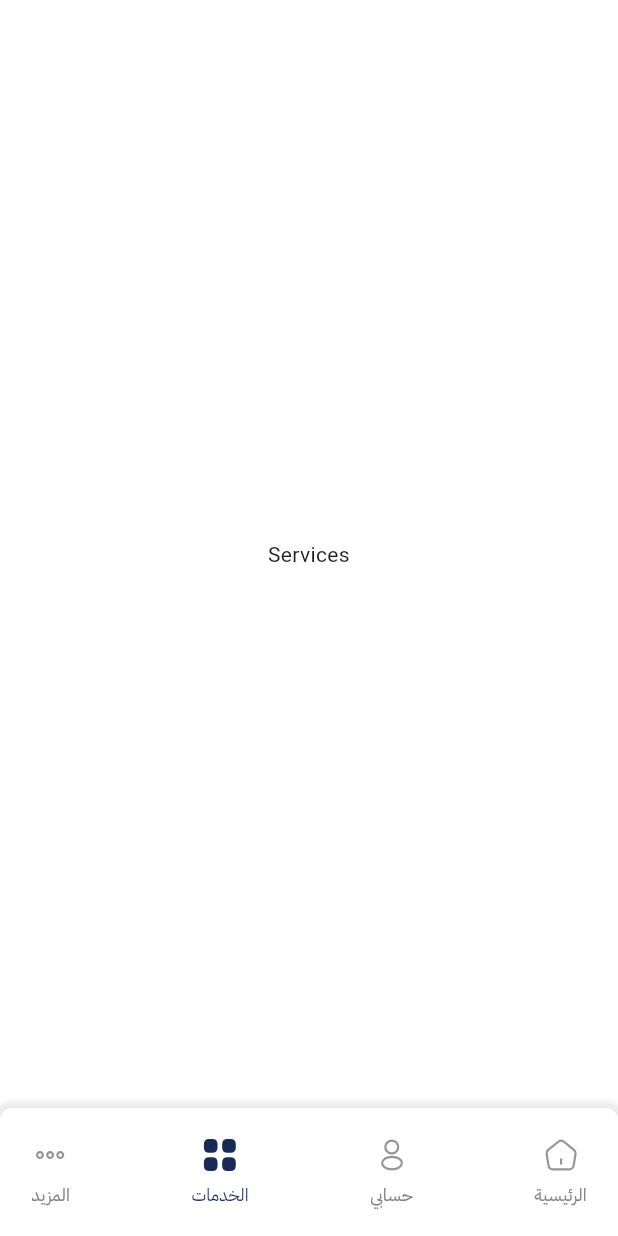
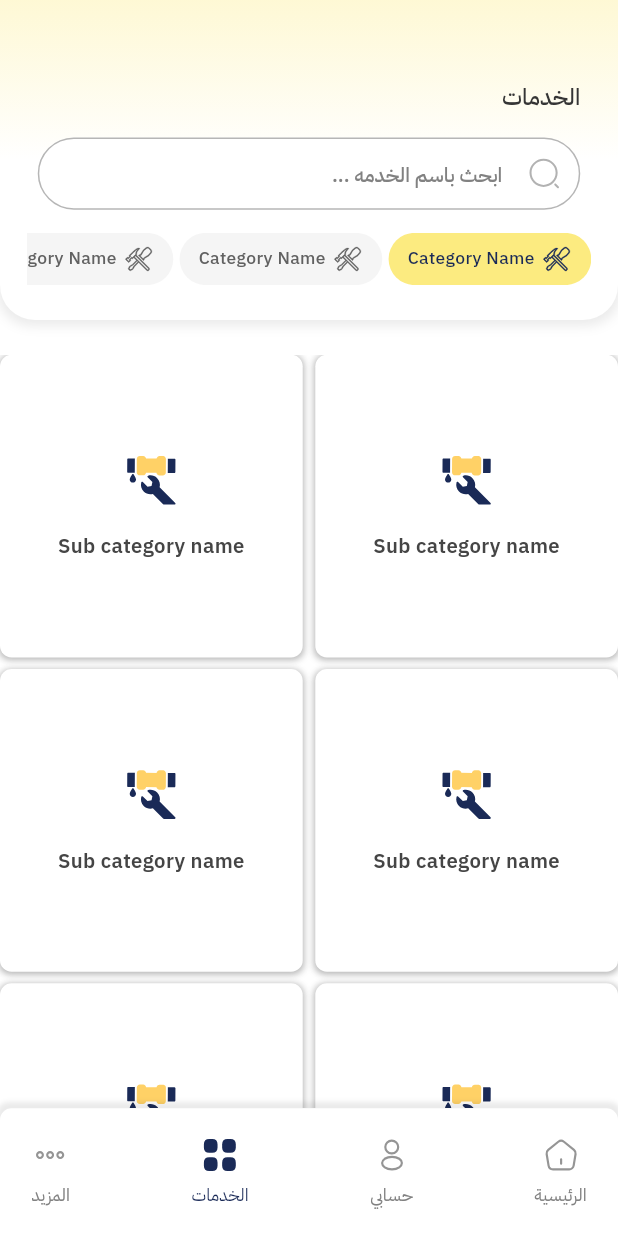
Before and after one commit to Dexterous-Tech/freelancer, a Flutter app: the MainHomeScreen screen opened by its route, item 2 of the bottom bar chosen, on a phone screen of 412 x 824 dp. Run offline on Flutter 3.47's test engine with Material 3 defaults, Android fonts, the light colour scheme and no system bars; our stand-ins replace connectivity_plus, country_code_picker, dartz, dio, easy_localization, firebase_core and 14 more; accounts and stored records are empty; generated files the repository leaves out were written again.

Commit message:
feat: Implement services screen UI
- Implemented the `ServicesScreen` and integrated it into the main home screen's bottom navigation.
- Created `ServicesHeader` with a gradient background, shadow, a title, a search bar, and a horizontal list of categories.
- Added `ServiceHeaderSearch`, a styled text input for searching services.
- Implemented `ServicesCategoriesList` and `ServicesCategoryItem` to display a tappable list of service categories, highlighting the active one.
- Introduced `ServicesSubCategoryGrid` and `ServicesSubCategoryItem` to display sub-categories in a two-column grid layout.
- Added new SVG icons for search, category, and sub-category items.
- Updated localization files (`ar`, `en`, `ur`) with new text for the search functionality.
- Added new text styles (`font12DarkBlueMedium`, `font14OuterSpaceSemiBold`) and a new color (`graniteGray`) to the app theme.

```diff
--- a/assets/translations/ar.json
+++ b/assets/translations/ar.json
@@ -96,5 +96,8 @@
     "recivedTimeout": "انتهت مهلة الاستلام من الخادم",
     "sendTimeout": "انتهت مهلة الإرسال إلى الخادم",
     "unknownError": "حدث خطأ ما"
+  },
+  "services": {
+    "searchService": "ابحث باسم الخدمه ..."
   }
 }
--- a/assets/translations/en.json
+++ b/assets/translations/en.json
@@ -96,5 +96,8 @@
     "recivedTimeout": "Receive timeout in connection with the server",
     "sendTimeout": "Send timeout in connection with the server",
     "unknownError": "Something went wrong"
+  },
+  "services": {
+    "searchService": "Search by service name ..."
   }
 }
--- a/assets/translations/ur.json
+++ b/assets/translations/ur.json
@@ -96,5 +96,8 @@
     "recivedTimeout": "سرور سے ڈیٹا وصول کرنے کی مہلت ختم ہو گئی",
     "sendTimeout": "سرور کو ڈیٹا بھیجنے کی مہلت ختم ہو گئی",
     "unknownError": "کچھ غلط ہو گیا"
+  },
+  "services": {
+    "searchService": "سروس کے نام سے تلاش کریں ..."
   }
 }
--- a/lib/core/helper/app_images.dart
+++ b/lib/core/helper/app_images.dart
@@ -81,6 +81,12 @@ class AppImages {
       '${AppConstants.svgIconsImagesPath}share_app.svg';
   static const String dropDownArrowIcon =
       '${AppConstants.svgIconsImagesPath}drop_down_arrow.svg';
+  static const String searchIcon =
+      '${AppConstants.svgIconsImagesPath}search.svg';
+  static const String categoryItemIcon =
+      '${AppConstants.svgIconsImagesPath}category_icon.svg';
+  static const String subCategoryItemIcon =
+      '${AppConstants.svgIconsImagesPath}sub_category_icon.svg';
 
   // images
   static const String successImage = '${AppConstants.imagesPath}success.png';
--- a/lib/core/routes/app_routing.dart
+++ b/lib/core/routes/app_routing.dart
@@ -26,9 +26,7 @@ class AppRouting {
           builder: (BuildContext context) => const SplashScreen(),
         );
       case AppRoutes.languageScreen:
-        return MaterialPageRoute(
-          builder: (BuildContext context) => const OnBoardingScreen(),
-        );
+        return _animatedRoute(const OnBoardingScreen());
       case AppRoutes.loginScreen:
         return MaterialPageRoute(
           builder: (BuildContext context) => LoginScreen(),
@@ -52,13 +50,9 @@ class AppRouting {
         );
       case AppRoutes.mainHomeScreen:
         if (arguments is int) {
-          return MaterialPageRoute(
-            builder: (BuildContext context) => MainHomeScreen(index: arguments),
-          );
+          return _animatedRoute(MainHomeScreen(index: arguments));
         }
-        return MaterialPageRoute(
-          builder: (BuildContext context) => MainHomeScreen(),
-        );
+        return _animatedRoute(MainHomeScreen());
       case AppRoutes.verificationScreen:
         if (arguments is VerificationUpdateProfile) {
           return MaterialPageRoute(
@@ -100,6 +94,34 @@ class AppRouting {
     }
   }
 
+  PageRouteBuilder _animatedRoute(Widget page) {
+    return PageRouteBuilder(
+      pageBuilder: (context, animation, secondaryAnimation) => page,
+      transitionDuration: const Duration(milliseconds: 800),
+      reverseTransitionDuration: const Duration(milliseconds: 800),
+      transitionsBuilder: (context, animation, secondaryAnimation, child) {
+        // Smooth EaseOut fade (starts slow, ends fast — like Figma)
+        final curvedAnimation = CurvedAnimation(
+          parent: animation,
+          curve: Curves.easeOut, // smoother than easeOut
+        );
+
+        // Use Tween to control fade range (start from 0.0 opacity)
+        final opacityTween = Tween<double>(begin: 1.0, end: 1.0);
+
+        return AnimatedBuilder(
+          animation: curvedAnimation,
+          builder: (context, _) {
+            return Opacity(
+              opacity: opacityTween.evaluate(curvedAnimation),
+              child: child,
+            );
+          },
+        );
+      },
+    );
+  }
+
   /// Custom PageRouteBuilder using slide + fade transition
   // PageRouteBuilder _pageRouteBuilder(Widget screen) {
   //   return PageRouteBuilder(
--- a/lib/core/theme/app_colors.dart
+++ b/lib/core/theme/app_colors.dart
@@ -25,4 +25,5 @@ class AppColors {
   static const Color cgRed = Color(0xffE03939);
   static const Color aliceBlue = Color(0xffECF3FA);
   static const Color floralWhite = Color(0xffFFFCEC);
+  static const Color graniteGray = Color(0xff616161);
 }
--- a/lib/core/theme/app_text_styles.dart
+++ b/lib/core/theme/app_text_styles.dart
@@ -123,4 +123,18 @@ class AppTextStyles {
     color: AppColors.white,
     fontFamily: FontFamilyHelper.iBMPlexSansArabic,
   );
+
+  static TextStyle font12DarkBlueMedium = TextStyle(
+    fontSize: 12.sp,
+    fontWeight: FontWeightHelper.medium,
+    color: AppColors.darkBlue,
+    fontFamily: FontFamilyHelper.iBMPlexSansArabic,
+  );
+
+  static TextStyle font14OuterSpaceSemiBold = TextStyle(
+    fontSize: 14.sp,
+    fontWeight: FontWeightHelper.semiBold,
+    color: AppColors.outerSpace,
+    fontFamily: FontFamilyHelper.iBMPlexSansArabic,
+  );
 }
--- /dev/null
+++ b/lib/features/client/services/presentation/view/services_screen.dart
@@ -0,0 +1,20 @@
+import 'package:flutter/material.dart';
+import 'package:freelancer/core/theme/spacing.dart';
+import 'package:freelancer/features/client/services/presentation/view/widgets/header/services_header.dart';
+import 'package:freelancer/features/client/services/presentation/view/widgets/sub_category/services_sub_category_grid.dart';
+
+class ServicesScreen extends StatelessWidget {
+  const ServicesScreen({super.key});
+
+  @override
+  Widget build(BuildContext context) {
+    return Column(
+      crossAxisAlignment: CrossAxisAlignment.start,
+      children: [
+        ServicesHeader(),
+        verticalSpace(24),
+        Expanded(child: ServicesSubCategoryGrid()),
+      ],
+    );
+  }
+}
--- /dev/null
+++ b/lib/features/client/services/presentation/view/widgets/category/services_categories_list.dart
@@ -0,0 +1,46 @@
+import 'package:flutter/material.dart';
+import 'package:flutter_screenutil/flutter_screenutil.dart';
+import 'package:freelancer/core/theme/spacing.dart';
+import 'package:freelancer/features/client/services/presentation/view/widgets/category/services_category_item.dart';
+
+class ServicesCategoriesList extends StatefulWidget {
+  const ServicesCategoriesList({super.key});
+
+  @override
+  State<ServicesCategoriesList> createState() => _ServicesCategoriesListState();
+}
+
+class _ServicesCategoriesListState extends State<ServicesCategoriesList> {
+  late int selectedIndex;
+
+  @override
+  void initState() {
+    super.initState();
+    selectedIndex = 0;
+  }
+
+  @override
+  Widget build(BuildContext context) {
+    return Padding(
+      padding: EdgeInsets.symmetric(horizontal: 17.w),
+      child: SizedBox(
+        height: 36.h,
+        child: ListView.separated(
+          scrollDirection: Axis.horizontal,
+          itemBuilder: (context, index) {
+            return ServicesCategoryItem(
+              isActive: selectedIndex == index,
+              onTap: () {
+                setState(() {
+                  selectedIndex = index;
+                });
+              },
+            );
+          },
+          separatorBuilder: (context, index) => horizontalSpace(4),
+          itemCount: 3,
+        ),
+      ),
+    );
+  }
+}
--- /dev/null
+++ b/lib/features/client/services/presentation/view/widgets/category/services_category_item.dart
@@ -0,0 +1,49 @@
+import 'package:flutter/material.dart';
+import 'package:flutter_screenutil/flutter_screenutil.dart';
+import 'package:flutter_svg/flutter_svg.dart';
+import 'package:freelancer/core/helper/app_images.dart';
+import 'package:freelancer/core/theme/app_colors.dart';
+import 'package:freelancer/core/theme/app_text_styles.dart';
+import 'package:freelancer/core/theme/spacing.dart';
+
+class ServicesCategoryItem extends StatelessWidget {
+  const ServicesCategoryItem({super.key, required this.isActive, this.onTap});
+  final bool isActive;
+  final void Function()? onTap;
+  @override
+  Widget build(BuildContext context) {
+    return GestureDetector(
+      onTap: onTap,
+      child: Container(
+        height: 34.h,
+        padding: EdgeInsets.symmetric(horizontal: 12.w),
+        decoration: BoxDecoration(
+          borderRadius: BorderRadius.circular(20).r,
+          color: isActive ? AppColors.yellow : AppColors.cultured,
+        ),
+        child: Row(
+          children: [
+            SvgPicture.asset(
+              AppImages.categoryItemIcon,
+              width: 20.w,
+              height: 18.h,
+              colorFilter: ColorFilter.mode(
+                isActive
+                    ? AppColors.darkBlue
+                    : AppColors.graniteGray, // desired color
+                BlendMode.srcIn, // replaces original color
+              ),
+            ),
+            horizontalSpace(4),
+            Text(
+              'Category Name',
+              style: AppTextStyles.font12DarkBlueMedium.copyWith(
+                color: isActive ? AppColors.darkBlue : AppColors.graniteGray,
+              ),
+            ),
+          ],
+        ),
+      ),
+    );
+  }
+}
--- /dev/null
+++ b/lib/features/client/services/presentation/view/widgets/header/services_header.dart
@@ -0,0 +1,61 @@
+import 'package:easy_localization/easy_localization.dart';
+import 'package:flutter/material.dart';
+import 'package:flutter_screenutil/flutter_screenutil.dart';
+import 'package:freelancer/core/theme/app_text_styles.dart';
+import 'package:freelancer/core/theme/spacing.dart';
+import 'package:freelancer/features/client/services/presentation/view/widgets/search/service_header_search.dart';
+import 'package:freelancer/features/client/services/presentation/view/widgets/category/services_categories_list.dart';
+import 'package:freelancer/generated/locale_keys.g.dart';
+
+import '../../../../../../../core/theme/app_colors.dart';
+
+class ServicesHeader extends StatelessWidget {
+  const ServicesHeader({super.key});
+
+  @override
+  Widget build(BuildContext context) {
+    return Container(
+      width: double.infinity,
+      decoration: BoxDecoration(
+        gradient: LinearGradient(
+          begin: Alignment(0, -3),
+          end: Alignment(0, 0),
+          colors: [AppColors.yellow, AppColors.white],
+          stops: [0.0, 1.0],
+        ),
+        boxShadow: [
+          BoxShadow(
+            color: Colors.black.withValues(alpha: 0.08),
+            blurRadius: 6,
+            spreadRadius: 2,
+            offset: Offset(0, 2),
+          ),
+        ],
+        borderRadius: BorderRadius.only(
+          bottomLeft: Radius.circular(24).r,
+          bottomRight: Radius.circular(24).r,
+        ),
+      ),
+      child: Padding(
+        padding: EdgeInsets.symmetric(vertical: 24.h),
+        child: Column(
+          crossAxisAlignment: CrossAxisAlignment.start,
+          children: [
+            verticalSpace(32),
+            Padding(
+              padding: EdgeInsets.symmetric(horizontal: 24.w),
+              child: Text(
+                LocaleKeys.bottomNavigationBar_services.tr(),
+                style: AppTextStyles.font16JetMedium,
+              ),
+            ),
+            verticalSpace(16),
+            ServiceHeaderSearch(),
+            verticalSpace(16),
+            ServicesCategoriesList(),
+          ],
+        ),
+      ),
+    );
+  }
+}
--- /dev/null
+++ b/lib/features/client/services/presentation/view/widgets/search/service_header_search.dart
@@ -0,0 +1,33 @@
+import 'package:easy_localization/easy_localization.dart';
+import 'package:flutter/material.dart';
+import 'package:flutter_screenutil/flutter_screenutil.dart';
+import 'package:flutter_svg/flutter_svg.dart';
+import 'package:freelancer/core/helper/app_images.dart';
+import 'package:freelancer/core/theme/app_colors.dart';
+import 'package:freelancer/core/widgets/forms/custom_text_form_field.dart';
+import 'package:freelancer/generated/locale_keys.g.dart';
+
+class ServiceHeaderSearch extends StatelessWidget {
+  const ServiceHeaderSearch({super.key});
+
+  @override
+  Widget build(BuildContext context) {
+    return Padding(
+      padding: EdgeInsets.symmetric(horizontal: 24.w),
+      child: CustomTextFormField(
+        contentPadding: EdgeInsets.symmetric(vertical: 13.h),
+        radius: 32.r,
+        borderColor: AppColors.cultured,
+        hintText: LocaleKeys.services_searchService.tr(),
+        validator: (value) {
+          return null;
+        },
+        controller: TextEditingController(),
+        prefixIcon: SvgPicture.asset(
+          AppImages.searchIcon,
+          fit: BoxFit.scaleDown,
+        ),
+      ),
+    );
+  }
+}
--- /dev/null
+++ b/lib/features/client/services/presentation/view/widgets/sub_category/services_sub_category_grid.dart
@@ -0,0 +1,23 @@
+import 'package:flutter/material.dart';
+import 'package:flutter_screenutil/flutter_screenutil.dart';
+import 'services_sub_category_item.dart';
+
+class ServicesSubCategoryGrid extends StatelessWidget {
+  const ServicesSubCategoryGrid({super.key});
+
+  @override
+  Widget build(BuildContext context) {
+    return GridView.builder(
+      itemCount: 18,
+      gridDelegate: SliverGridDelegateWithFixedCrossAxisCount(
+        crossAxisCount: 2,
+        childAspectRatio: 1,
+        mainAxisSpacing: 8.h,
+        crossAxisSpacing: 8.w,
+      ),
+      itemBuilder: (context, index) {
+        return ServicesSubCategoryItem();
+      },
+    );
+  }
+}
--- /dev/null
+++ b/lib/features/client/services/presentation/view/widgets/sub_category/services_sub_category_item.dart
@@ -0,0 +1,51 @@
+import 'package:flutter/material.dart';
+import 'package:flutter_screenutil/flutter_screenutil.dart';
+import 'package:flutter_svg/flutter_svg.dart';
+import 'package:freelancer/core/helper/app_images.dart';
+import 'package:freelancer/core/theme/app_colors.dart';
+import 'package:freelancer/core/theme/app_text_styles.dart';
+import 'package:freelancer/core/theme/spacing.dart';
+
+class ServicesSubCategoryItem extends StatelessWidget {
+  const ServicesSubCategoryItem({super.key});
+
+  @override
+  Widget build(BuildContext context) {
+    return Container(
+      decoration: BoxDecoration(
+        borderRadius: BorderRadius.circular(8).r,
+        color: AppColors.white,
+        boxShadow: [
+          BoxShadow(
+            color: AppColors.black.withValues(alpha: 0.15),
+            blurRadius: 3,
+            spreadRadius: 1,
+            offset: Offset(0, 1),
+          ),
+          BoxShadow(
+            color: AppColors.black.withValues(alpha: 0.15),
+            blurRadius: 3,
+            spreadRadius: 0,
+            offset: Offset(0, 1),
+          ),
+        ],
+      ),
+      child: Column(
+        crossAxisAlignment: CrossAxisAlignment.center,
+        mainAxisAlignment: MainAxisAlignment.center,
+        children: [
+          SvgPicture.asset(
+            AppImages.subCategoryItemIcon,
+            width: 40.w,
+            height: 40.h,
+          ),
+          verticalSpace(16),
+          Text(
+            'Sub category name',
+            style: AppTextStyles.font14OuterSpaceSemiBold,
+          ),
+        ],
+      ),
+    );
+  }
+}
--- a/lib/features/home/presentation/view/main_home_screen.dart
+++ b/lib/features/home/presentation/view/main_home_screen.dart
@@ -5,6 +5,7 @@ import 'package:freelancer/core/routes/app_routes.dart';
 import 'package:freelancer/core/shared/shared_preferences_helper.dart';
 import 'package:freelancer/core/shared/shared_preferences_key.dart';
 import 'package:freelancer/features/client/profile/presentation/view/client_profile_screen.dart';
+import 'package:freelancer/features/client/services/presentation/view/services_screen.dart';
 import '../../../common/more/presentation/view/more_screen.dart';
 import 'widgets/main_home_bottom_navigation_bar.dart';
 
@@ -136,7 +137,7 @@ class _MainHomeScreenState extends State<MainHomeScreen> {
       case 1:
         return ClientProfileScreen(key: const ValueKey('profile'));
       case 2:
-        return Center(key: const ValueKey('services'), child: Text('Services'));
+        return ServicesScreen(key: const ValueKey('services'));
 
       case 3:
         return MoreScreen(key: const ValueKey('more'));
```
Also changed, not shown: assets/images/svg/icons/category_icon.svg (added), assets/images/svg/icons/search.svg (added), assets/images/svg/icons/sub_category_icon.svg (added), lib/generated/codegen_loader.g.dart, lib/generated/locale_keys.g.dart.
